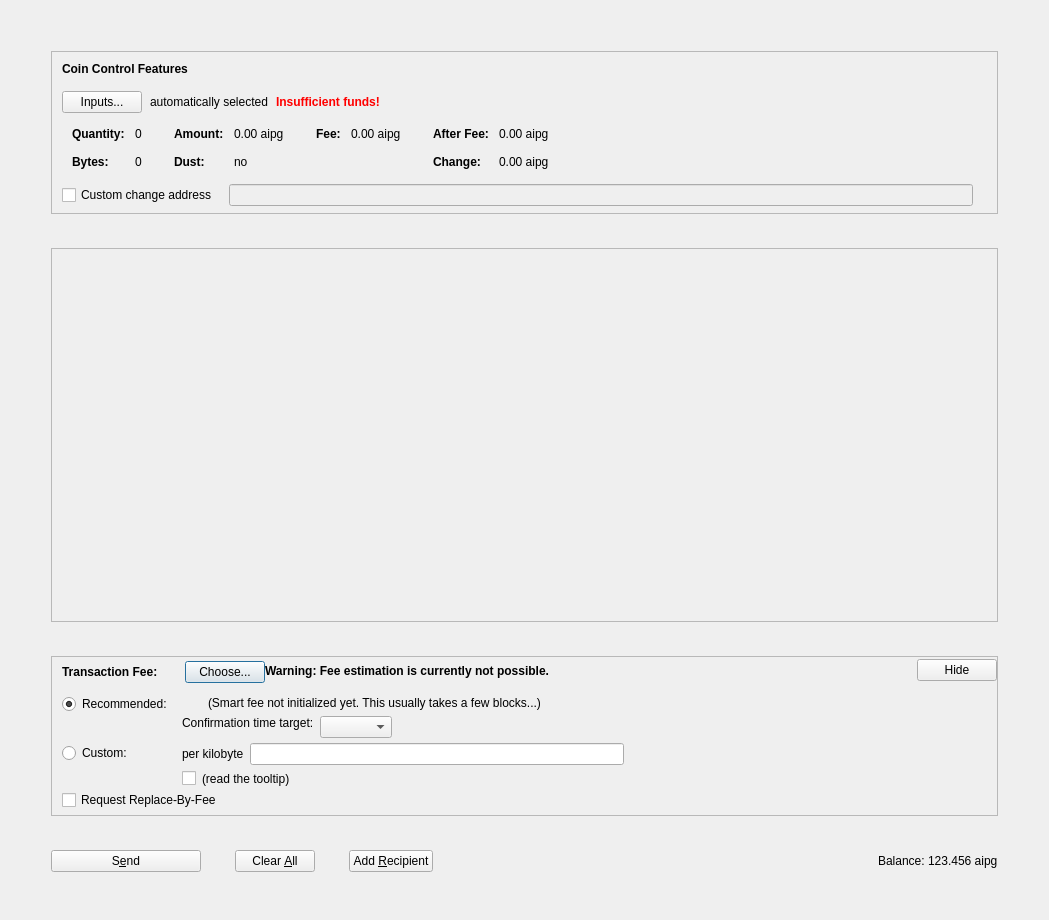
The window that src/qt/forms/sendcoinsdialog.ui (AIPowerGrid/AI-Power-Grid-Core) describes before a commit, drawn with Qt 5.
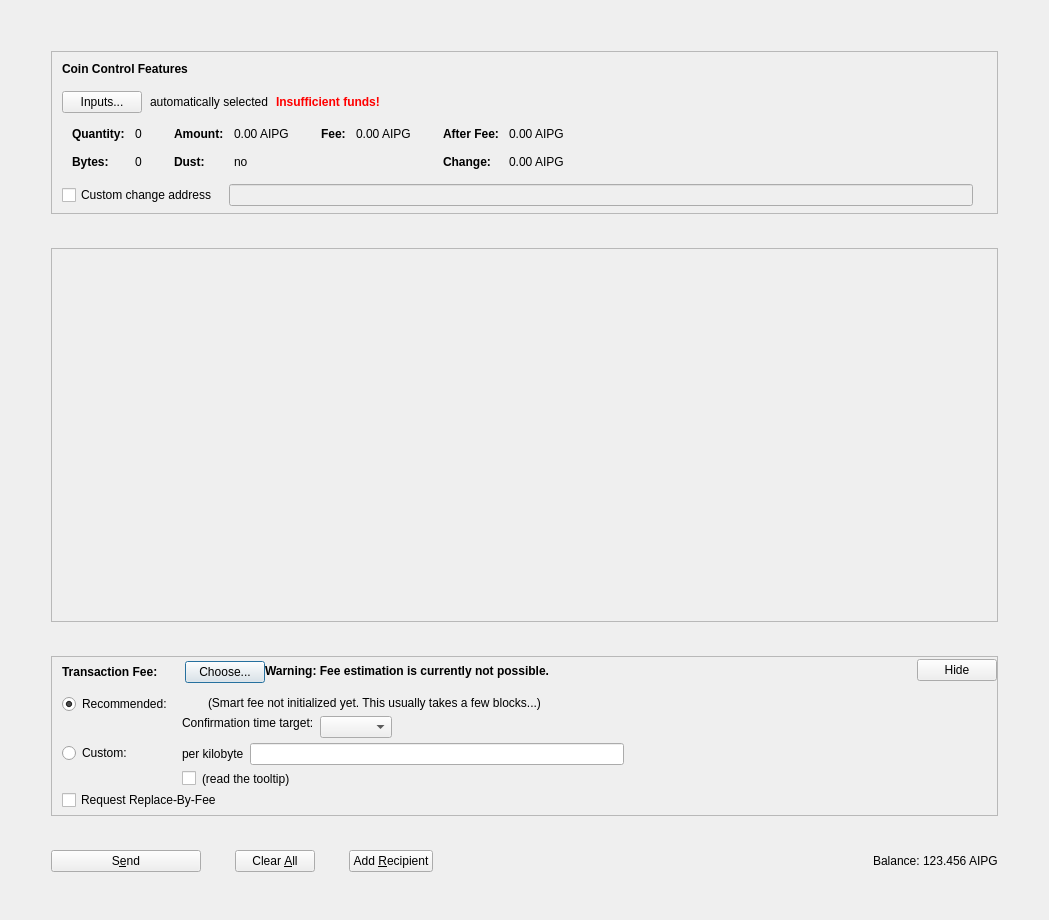
The same window after the commit. Icons and pictures are not drawn. Custom widgets are drawn as their Qt base class.

Diff of the .ui file:
```diff
--- a/src/qt/forms/sendcoinsdialog.ui
+++ b/src/qt/forms/sendcoinsdialog.ui
@@ -341,7 +341,7 @@
                     <enum>Qt::ActionsContextMenu</enum>
                    </property>
                    <property name="text">
-                    <string notr="true">0.00 aipg</string>
+                    <string notr="true">0.00 AIPG</string>
                    </property>
                    <property name="textInteractionFlags">
                     <set>Qt::LinksAccessibleByMouse|Qt::TextSelectableByKeyboard|Qt::TextSelectableByMouse</set>
@@ -421,7 +421,7 @@
                     <enum>Qt::ActionsContextMenu</enum>
                    </property>
                    <property name="text">
-                    <string notr="true">0.00 aipg</string>
+                    <string notr="true">0.00 AIPG</string>
                    </property>
                    <property name="textInteractionFlags">
                     <set>Qt::LinksAccessibleByMouse|Qt::TextSelectableByKeyboard|Qt::TextSelectableByMouse</set>
@@ -472,7 +472,7 @@
                     <enum>Qt::ActionsContextMenu</enum>
                    </property>
                    <property name="text">
-                    <string notr="true">0.00 aipg</string>
+                    <string notr="true">0.00 AIPG</string>
                    </property>
                    <property name="textInteractionFlags">
                     <set>Qt::LinksAccessibleByMouse|Qt::TextSelectableByKeyboard|Qt::TextSelectableByMouse</set>
@@ -501,7 +501,7 @@
                     <enum>Qt::ActionsContextMenu</enum>
                    </property>
                    <property name="text">
-                    <string notr="true">0.00 aipg</string>
+                    <string notr="true">0.00 AIPG</string>
                    </property>
                    <property name="textInteractionFlags">
                     <set>Qt::LinksAccessibleByMouse|Qt::TextSelectableByKeyboard|Qt::TextSelectableByMouse</set>
@@ -1264,7 +1264,7 @@
             <cursorShape>IBeamCursor</cursorShape>
            </property>
            <property name="text">
-            <string notr="true">123.456 aipg</string>
+            <string notr="true">123.456 AIPG</string>
            </property>
            <property name="textInteractionFlags">
             <set>Qt::LinksAccessibleByMouse|Qt::TextSelectableByKeyboard|Qt::TextSelectableByMouse</set>
```
Left out of the diff: 4 changed lines with no effect on the pictures.
